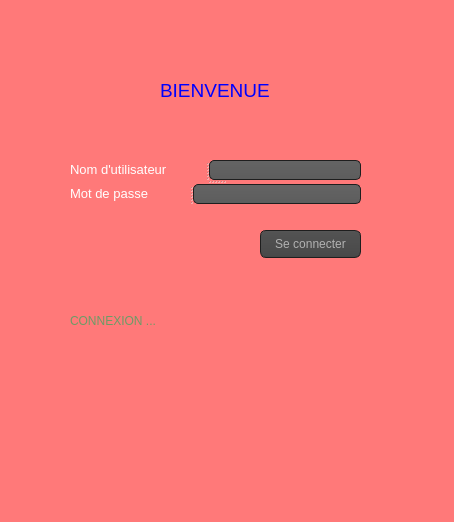
Before: the Qt Designer form login.ui in soumaya-nheri/Smart-Restaurant-2A27, drawn with Qt 5.
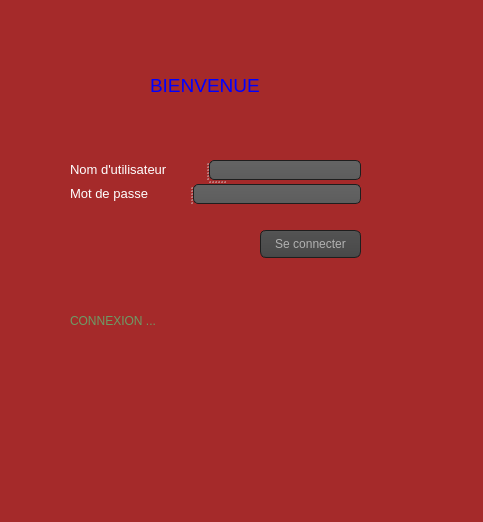
After: the same form once the commit is applied. Icons and pictures are not drawn.

Diff of the .ui file:
```diff
--- a/login.ui
+++ b/login.ui
@@ -6,7 +6,7 @@
    <rect>
     <x>0</x>
     <y>0</y>
-    <width>454</width>
+    <width>483</width>
     <height>522</height>
    </rect>
   </property>
@@ -26,7 +26,7 @@
 QWidget
 {
     color: #b1b1b1;
-       background-color: #ff7979 ;
+       background-color: brown ;
 }
 
 QWidget:item:hover
@@ -493,7 +493,7 @@
      <rect>
       <x>70</x>
       <y>300</y>
-      <width>291</width>
+      <width>351</width>
       <height>41</height>
      </rect>
     </property>
@@ -507,10 +507,10 @@
    <widget class="QLabel" name="ANIMATION">
     <property name="geometry">
      <rect>
-      <x>160</x>
-      <y>70</y>
-      <width>131</width>
-      <height>41</height>
+      <x>150</x>
+      <y>60</y>
+      <width>151</width>
+      <height>51</height>
      </rect>
     </property>
     <property name="text">
```
Left out of the diff: 6 changed lines with no effect on the pictures.
